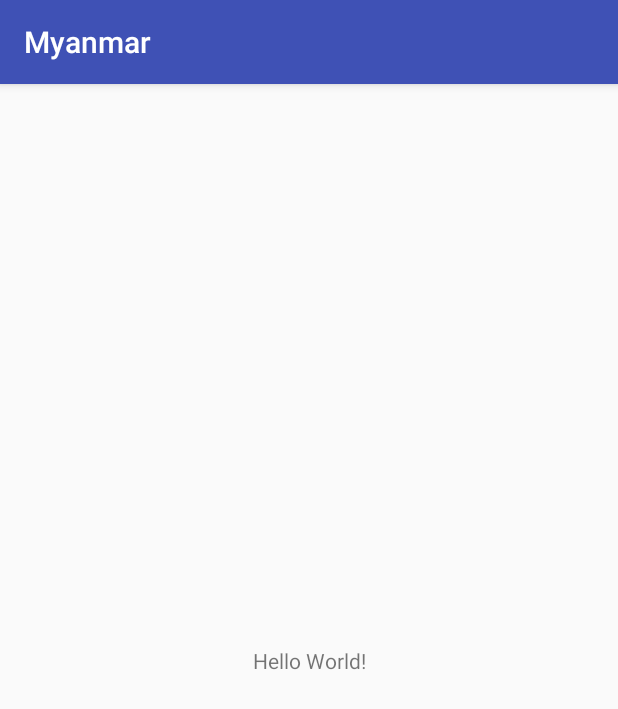
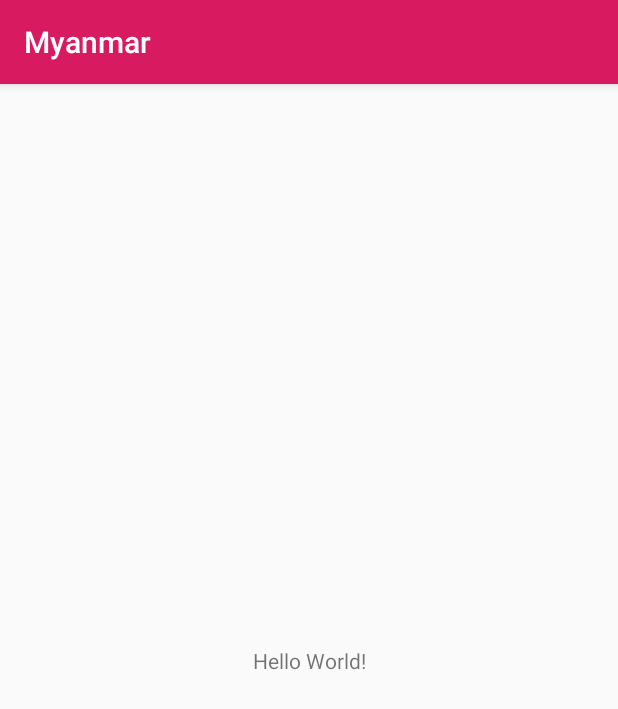
Before and after one commit to pong12345/Myanmar, an Android app: the screen it shows after launch (MainActivity), on a phone screen of 412 x 824 dp. Shown: the top 709 px of the screen. Run offline under Robolectric (Android 15) with nearby library versions, the phone set to English and light mode, and no system bars.

Commit message:
setup color ok

```diff
--- a/app/src/main/res/values/colors.xml
+++ b/app/src/main/res/values/colors.xml
@@ -1,6 +1,7 @@
 <?xml version="1.0" encoding="utf-8"?>
 <resources>
-    <color name="colorPrimary">#3F51B5</color>
-    <color name="colorPrimaryDark">#303F9F</color>
+    <color name="colorPrimary">#d81b60</color>
+    <color name="colorPrimaryDark">#a00037</color>
+    <color name="white">#ffffff</color>
     <color name="colorAccent">#FF4081</color>
 </resources>
```
